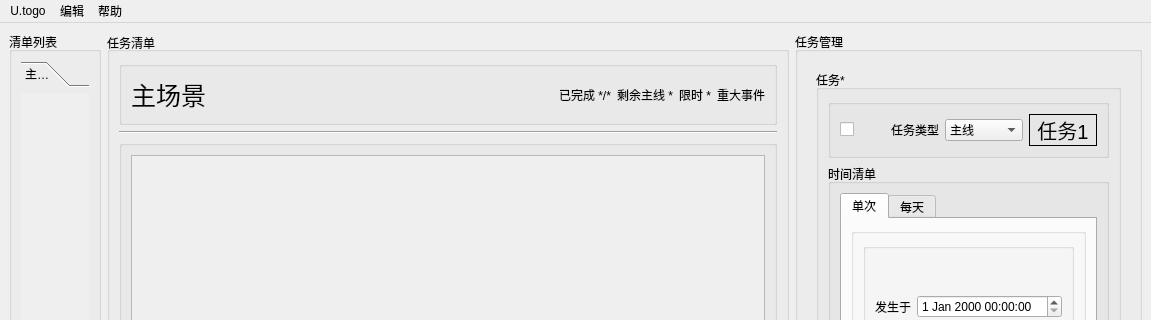
Qt form src/ui/mainwindow.ui (medihbt/utogo) before a commit; both pictures show x 0 to 1151 and y 0 to 320 of the 1151 by 868 pixel window.
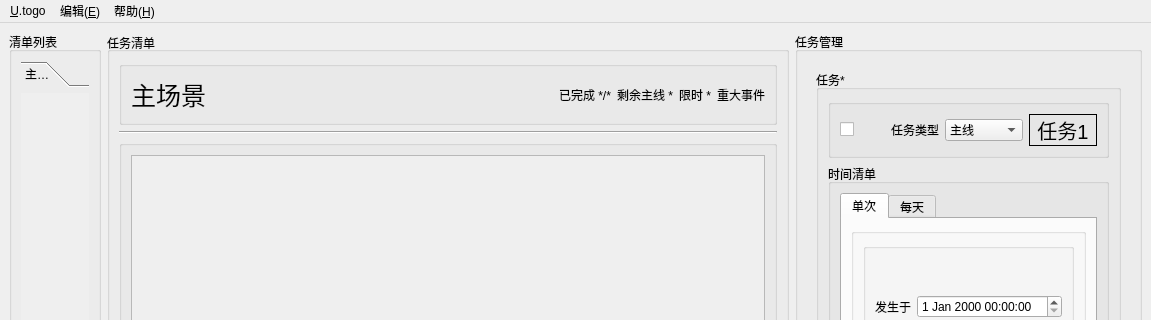
The same form after that commit. Icons and pictures are not drawn.

Commit message: 修改：     src/libunilist/ulist_io.c 	修改：     src/libunilist/unilist.c 	修改：     src/udata/utask_struct.c 	修改：     src/ui/mainwindow.cpp 	修改：     src/ui/mainwindow.ui 	修改：     utogo.pro.user

Diff of the .ui file:
```diff
--- a/src/ui/mainwindow.ui
+++ b/src/ui/mainwindow.ui
@@ -1095,19 +1095,19 @@
    </property>
    <widget class="QMenu" name="menuUtoGo">
     <property name="title">
-     <string>U.togo</string>
+     <string>&amp;U.togo</string>
     </property>
     <addaction name="actCloseWindow"/>
     <addaction name="actMainExit"/>
    </widget>
    <widget class="QMenu" name="menuEdit">
     <property name="title">
-     <string>编辑</string>
+     <string>编辑(&amp;E)</string>
     </property>
    </widget>
    <widget class="QMenu" name="menuHelp">
     <property name="title">
-     <string>帮助</string>
+     <string>帮助(&amp;H)</string>
     </property>
     <addaction name="actAboutUtoGo"/>
    </widget>
```
Left out of the diff: 12 changed lines with no effect on the pictures. The commit also changes 5 other files.
